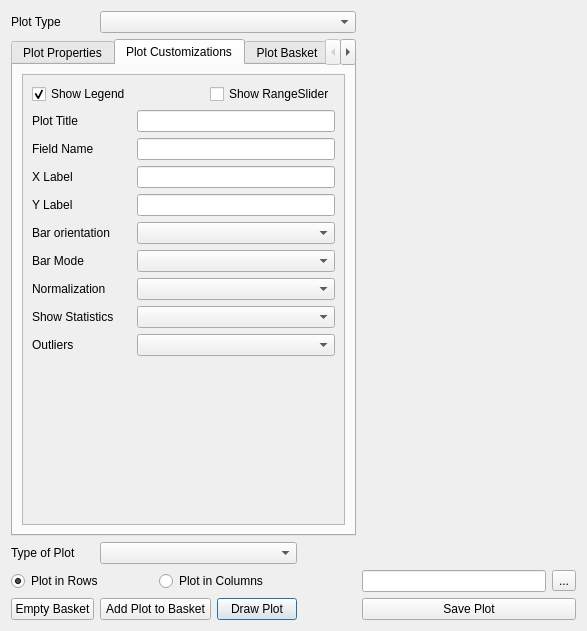
First picture: the form in ui/data_plotly_dialog_base.ui, repository ghtmtt/DataPlotly, before the edit.
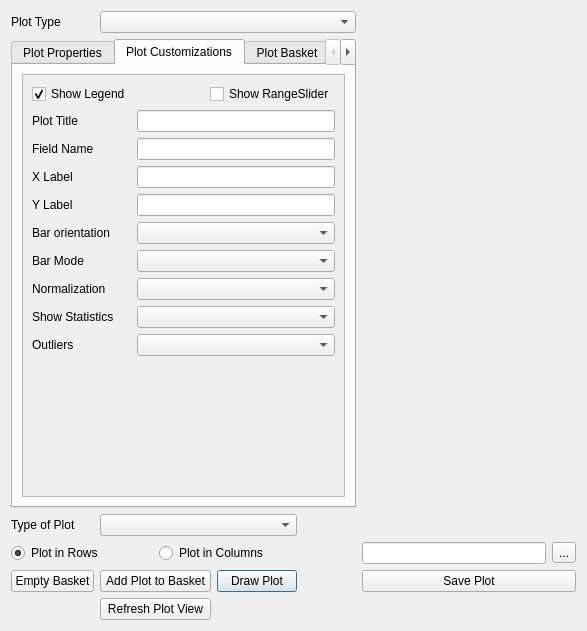
Second picture: the form after the edit. The open tabs and pages were chosen to show the change. Custom widgets are drawn as their Qt base class.

Commit message: QWebView is refreshed when hitting the draw button

```diff
--- a/ui/data_plotly_dialog_base.ui
+++ b/ui/data_plotly_dialog_base.ui
@@ -15,7 +15,7 @@
   </property>
   <layout class="QGridLayout" name="gridLayout">
    <item row="4" column="3">
-    <widget class="QPushButton" name="addTrace_btn">
+    <widget class="QPushButton" name="draw_btn">
      <property name="text">
       <string>Draw Plot</string>
      </property>
@@ -25,7 +25,7 @@
     <widget class="QComboBox" name="subcombo"/>
    </item>
    <item row="4" column="1" colspan="2">
-    <widget class="QPushButton" name="draw_btn">
+    <widget class="QPushButton" name="addTrace_btn">
      <property name="text">
       <string>Add Plot to Basket</string>
      </property>
@@ -367,8 +367,8 @@
            <rect>
             <x>0</x>
             <y>0</y>
-            <width>338</width>
-            <height>416</height>
+            <width>276</width>
+            <height>373</height>
            </rect>
           </property>
           <layout class="QGridLayout" name="gridLayout_5">
@@ -642,6 +642,13 @@
      </property>
     </widget>
    </item>
+   <item row="5" column="1" colspan="2">
+    <widget class="QPushButton" name="refresh_btn">
+     <property name="text">
+      <string>Refresh Plot View</string>
+     </property>
+    </widget>
+   </item>
   </layout>
  </widget>
  <customwidgets>
```
Left out of the diff: 8 changed lines with no effect on the pictures. The commit also changes 1 other file.
